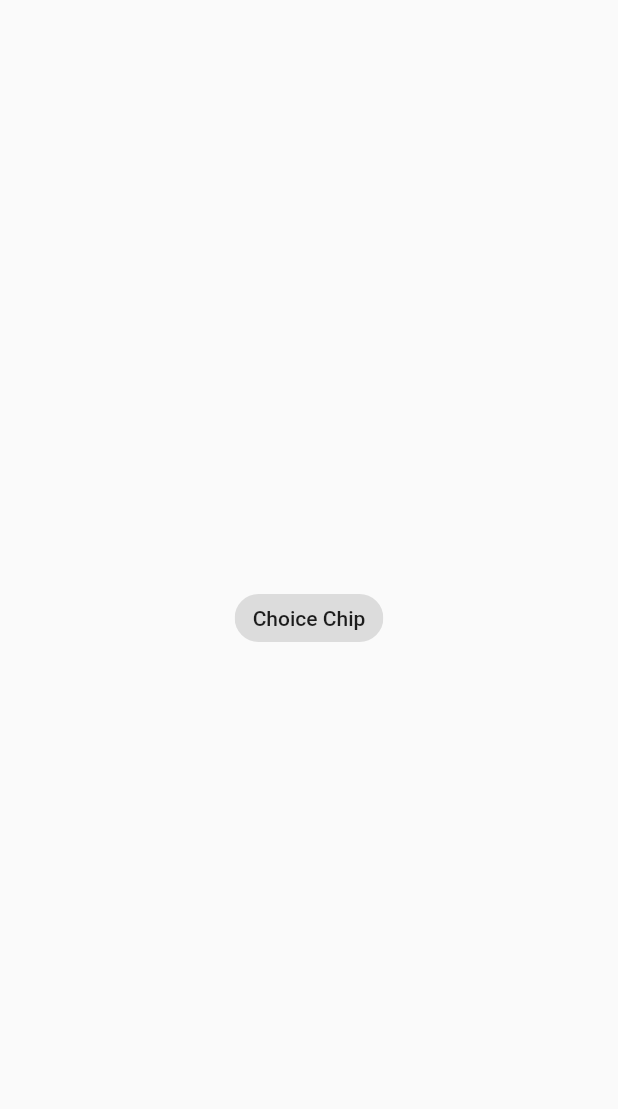
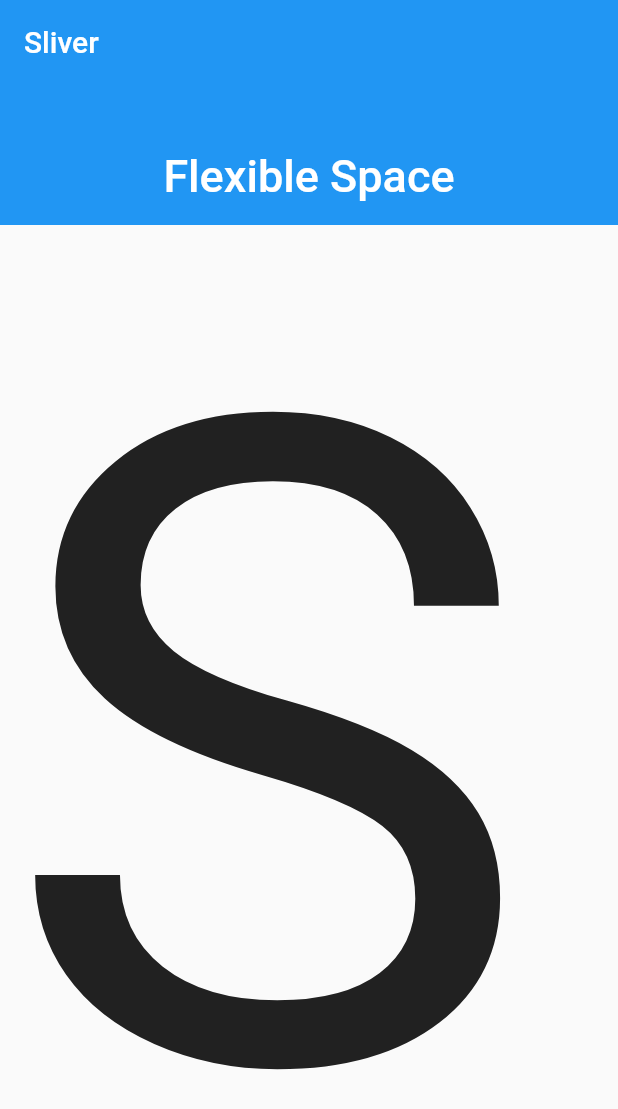
Before and after one commit to Ripat-2345/flutter_daily, a Flutter app: the screen it shows after launch, on a phone screen of 412 x 824 dp. Shown: the top 1109 px of the screen. Run offline on Flutter 3.47's test engine with Material 2 defaults, Android fonts, the phone set to English and light mode, and no system bars.

Commit message:
sliver app bar widget

```diff
--- a/lib/main.dart
+++ b/lib/main.dart
@@ -1,6 +1,7 @@
 import 'package:flutter/material.dart';
 import 'package:flutter_daily/widgets/choice_chip_widget.dart';
 import 'package:flutter_daily/widgets/hero_widget.dart';
+import 'package:flutter_daily/widgets/sliver_app_bar.dart';
 
 void main() {
   runApp(const MyApp());
@@ -13,7 +14,7 @@ class MyApp extends StatelessWidget {
   Widget build(BuildContext context) {
     return const MaterialApp(
       debugShowCheckedModeBanner: false,
-      home: ChoiceChipWidget(),
+      home: SliverAppBarWidget(),
     );
   }
 }
--- /dev/null
+++ b/lib/widgets/sliver_app_bar.dart
@@ -0,0 +1,37 @@
+import 'package:flutter/material.dart';
+
+class SliverAppBarWidget extends StatelessWidget {
+  const SliverAppBarWidget({Key? key}) : super(key: key);
+
+  @override
+  Widget build(BuildContext context) {
+    return Scaffold(
+      body: CustomScrollView(
+        slivers: [
+          const SliverAppBar(
+            pinned: true,
+            floating: false,
+            // snap: true,
+            expandedHeight: 150,
+            flexibleSpace: FlexibleSpaceBar(
+              centerTitle: true,
+              title: Text("Flexible Space"),
+            ),
+            title: Text("Sliver"),
+            actions: [],
+          ),
+          SliverList(
+            delegate: SliverChildListDelegate(
+              [
+                const Text(
+                  "SLIVER",
+                  style: TextStyle(fontSize: 600),
+                ),
+              ],
+            ),
+          ),
+        ],
+      ),
+    );
+  }
+}
```
Also changed, not shown: 1 other file.
